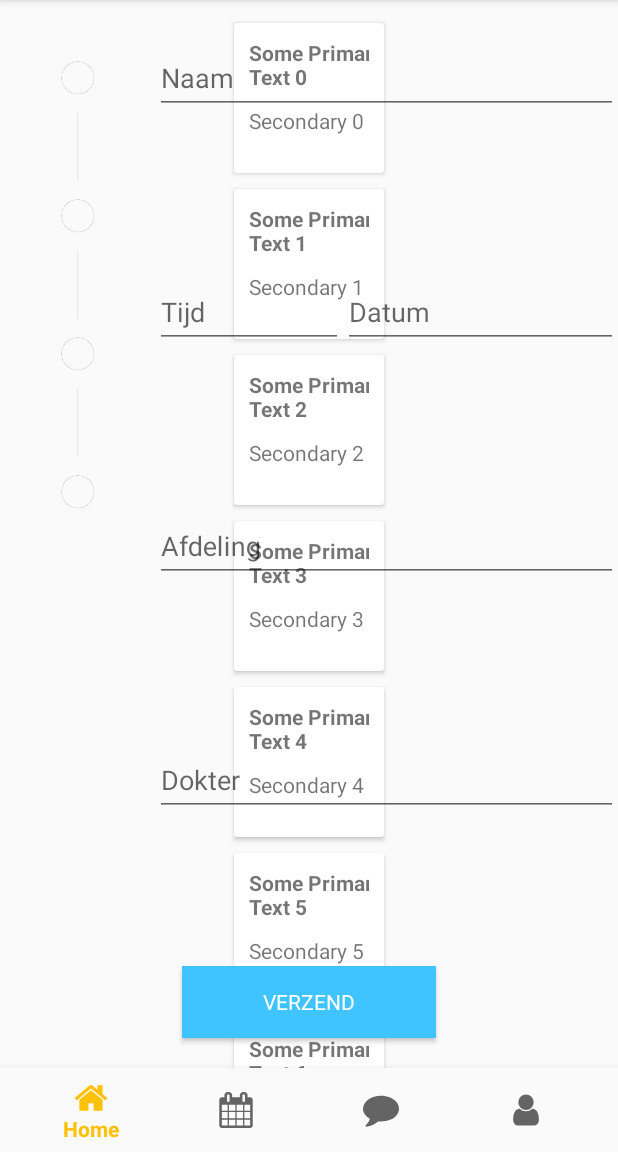
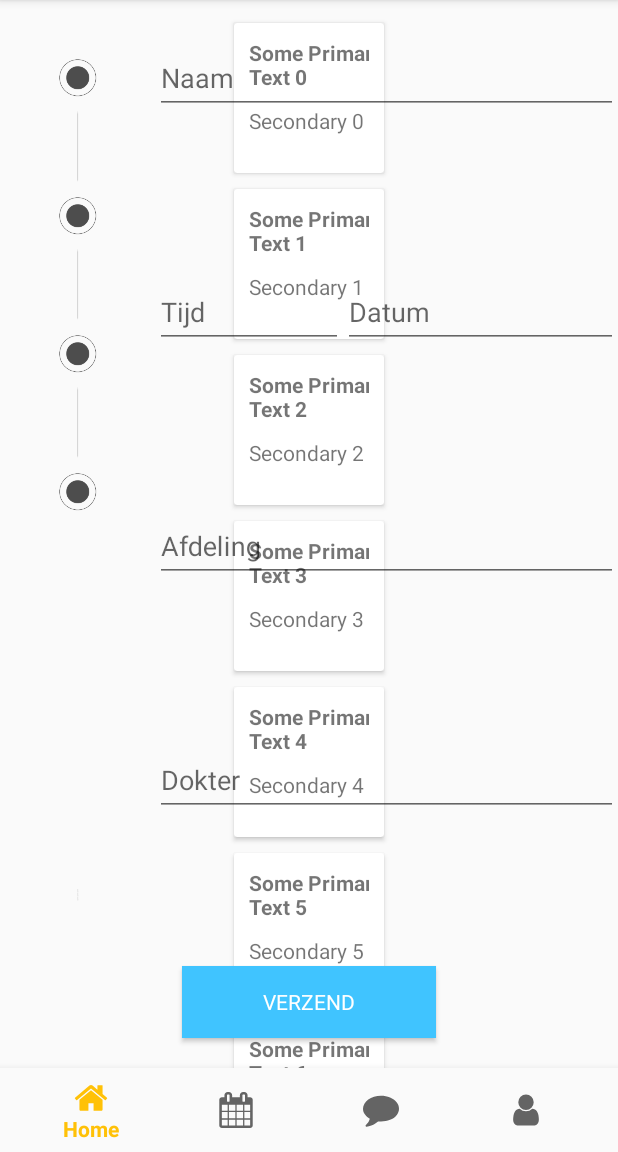
Before and after one commit to johnbaaij/ipmedt-4, an Android app: the fragment Calendar placed in its activity, on a phone screen of 412 x 824 dp, the part 84-1236 px from its top. Run offline under Robolectric (Android 15) with nearby library versions, the phone set to English and light mode, and no system bars.

Commit message:
added full orbs

```diff
--- a/app/src/main/res/layout/calendar_layout.xml
+++ b/app/src/main/res/layout/calendar_layout.xml
@@ -25,20 +25,36 @@
 
 
             <ImageView
-                android:id="@+id/oneEmptyOrb"
+                android:id="@+id/oneFullOrb"
                 android:layout_width="wrap_content"
                 android:layout_height="wrap_content"
+                android:layout_marginEnd="8dp"
                 android:layout_marginLeft="8dp"
                 android:layout_marginRight="8dp"
+                android:layout_marginStart="8dp"
                 android:layout_marginTop="16dp"
-                android:scaleType="fitXY"
+                android:scaleType="matrix"
                 app:layout_constraintLeft_toLeftOf="parent"
                 app:layout_constraintRight_toRightOf="parent"
                 app:layout_constraintTop_toTopOf="parent"
+                app:srcCompat="@drawable/calprogress_full_orb" />
+
+            <ImageView
+                android:id="@+id/oneEmptyOrb"
+                android:layout_width="wrap_content"
+                android:layout_height="1dp"
+                android:layout_marginEnd="8dp"
+                android:layout_marginLeft="8dp"
+                android:layout_marginRight="8dp"
+                android:layout_marginStart="8dp"
+                android:scaleType="matrix"
+                app:layout_constraintBottom_toTopOf="@+id/oneEmptyLine"
+                app:layout_constraintLeft_toLeftOf="parent"
+                app:layout_constraintRight_toRightOf="parent"
                 app:srcCompat="@drawable/calprogress_empty_orb" />
 
             <ImageView
-                android:id="@+id/oneEmptyLine"
+                android:id="@+id/oneFullLine"
                 android:layout_width="wrap_content"
                 android:layout_height="60dp"
                 android:layout_marginLeft="8dp"
@@ -47,11 +63,25 @@
                 android:scaleType="fitXY"
                 app:layout_constraintLeft_toLeftOf="parent"
                 app:layout_constraintRight_toRightOf="parent"
-                app:layout_constraintTop_toBottomOf="@+id/oneEmptyOrb"
+                app:layout_constraintTop_toBottomOf="@+id/oneFullOrb"
+                app:srcCompat="@drawable/calprogress_full_line" />
+
+            <ImageView
+                android:id="@+id/oneEmptyLine"
+                android:layout_width="wrap_content"
+                android:layout_height="1dp"
+                android:layout_marginEnd="8dp"
+                android:layout_marginLeft="8dp"
+                android:layout_marginRight="8dp"
+                android:layout_marginStart="8dp"
+                android:scaleType="fitXY"
+                app:layout_constraintBottom_toTopOf="@+id/twoEmptyOrb"
+                app:layout_constraintLeft_toLeftOf="parent"
+                app:layout_constraintRight_toRightOf="parent"
                 app:srcCompat="@drawable/calprogress_empty_line" />
 
             <ImageView
-                android:id="@+id/twoEmptyOrb"
+                android:id="@+id/twoFullOrb"
                 android:layout_width="wrap_content"
                 android:layout_height="32dp"
                 android:layout_marginLeft="8dp"
@@ -59,11 +89,24 @@
                 android:layout_marginTop="0dp"
                 app:layout_constraintLeft_toLeftOf="parent"
                 app:layout_constraintRight_toRightOf="parent"
-                app:layout_constraintTop_toBottomOf="@+id/oneEmptyLine"
+                app:layout_constraintTop_toBottomOf="@+id/oneFullLine"
+                app:srcCompat="@drawable/calprogress_full_orb" />
+
+            <ImageView
+                android:id="@+id/twoEmptyOrb"
+                android:layout_width="wrap_content"
+                android:layout_height="1dp"
+                android:layout_marginEnd="8dp"
+                android:layout_marginLeft="8dp"
+                android:layout_marginRight="8dp"
+                android:layout_marginStart="8dp"
+                app:layout_constraintBottom_toTopOf="@+id/twoEmptyLine"
+                app:layout_constraintLeft_toLeftOf="parent"
+                app:layout_constraintRight_toRightOf="parent"
                 app:srcCompat="@drawable/calprogress_empty_orb" />
 
             <ImageView
-                android:id="@+id/twoEmptyLine"
+                android:id="@+id/twoFullLine"
                 android:layout_width="wrap_content"
                 android:layout_height="60dp"
                 android:layout_marginLeft="8dp"
@@ -72,11 +115,25 @@
                 android:scaleType="fitXY"
                 app:layout_constraintLeft_toLeftOf="parent"
                 app:layout_constraintRight_toRightOf="parent"
-                app:layout_constraintTop_toBottomOf="@+id/twoEmptyOrb"
+                app:layout_constraintTop_toBottomOf="@+id/twoFullOrb"
+                app:srcCompat="@drawable/calprogress_full_line" />
+
+            <ImageView
+                android:id="@+id/twoEmptyLine"
+                android:layout_width="wrap_content"
+                android:layout_height="1dp"
+                android:layout_marginEnd="8dp"
+                android:layout_marginLeft="8dp"
+                android:layout_marginRight="8dp"
+                android:layout_marginStart="8dp"
+                android:scaleType="fitXY"
+                app:layout_constraintBottom_toTopOf="@+id/threeEmptyOrb"
+                app:layout_constraintLeft_toLeftOf="parent"
+                app:layout_constraintRight_toRightOf="parent"
                 app:srcCompat="@drawable/calprogress_empty_line" />
 
             <ImageView
-                android:id="@+id/threeEmptyOrb"
+                android:id="@+id/threeFullOrb"
                 android:layout_width="wrap_content"
                 android:layout_height="32dp"
                 android:layout_marginLeft="8dp"
@@ -84,11 +141,24 @@
                 android:layout_marginTop="0dp"
                 app:layout_constraintLeft_toLeftOf="parent"
                 app:layout_constraintRight_toRightOf="parent"
-                app:layout_constraintTop_toBottomOf="@+id/twoEmptyLine"
+                app:layout_constraintTop_toBottomOf="@+id/twoFullLine"
+                app:srcCompat="@drawable/calprogress_full_orb" />
+
+            <ImageView
+                android:id="@+id/threeEmptyOrb"
+                android:layout_width="wrap_content"
+                android:layout_height="1dp"
+                android:layout_marginEnd="8dp"
+                android:layout_marginLeft="8dp"
+                android:layout_marginRight="8dp"
+                android:layout_marginStart="8dp"
+                app:layout_constraintBottom_toTopOf="@+id/threeEmptyLine"
+                app:layout_constraintLeft_toLeftOf="parent"
+                app:layout_constraintRight_toRightOf="parent"
                 app:srcCompat="@drawable/calprogress_empty_orb" />
 
             <ImageView
-                android:id="@+id/threeEmptyLine"
+                android:id="@+id/threeFullLine"
                 android:layout_width="wrap_content"
                 android:layout_height="60dp"
                 android:layout_marginLeft="8dp"
@@ -97,19 +167,47 @@
                 android:scaleType="fitXY"
                 app:layout_constraintLeft_toLeftOf="parent"
                 app:layout_constraintRight_toRightOf="parent"
-                app:layout_constraintTop_toBottomOf="@+id/threeEmptyOrb"
+                app:layout_constraintTop_toBottomOf="@+id/threeFullOrb"
+                app:srcCompat="@drawable/calprogress_full_line" />
+
+            <ImageView
+                android:id="@+id/threeEmptyLine"
+                android:layout_width="wrap_content"
+                android:layout_height="1dp"
+                android:layout_marginEnd="8dp"
+                android:layout_marginLeft="8dp"
+                android:layout_marginRight="8dp"
+                android:layout_marginStart="8dp"
+                android:scaleType="fitXY"
+                app:layout_constraintBottom_toTopOf="@+id/fourEmptyOrb"
+                app:layout_constraintLeft_toLeftOf="parent"
+                app:layout_constraintRight_toRightOf="parent"
                 app:srcCompat="@drawable/calprogress_empty_line" />
 
             <ImageView
-                android:id="@+id/fourEmptyOrb"
+                android:id="@+id/fourFullOrb"
                 android:layout_width="wrap_content"
-                android:layout_height="32dp"
+                android:layout_height="wrap_content"
                 android:layout_marginLeft="8dp"
                 android:layout_marginRight="8dp"
                 android:layout_marginTop="0dp"
                 app:layout_constraintLeft_toLeftOf="parent"
                 app:layout_constraintRight_toRightOf="parent"
-                app:layout_constraintTop_toBottomOf="@+id/threeEmptyLine"
+                app:layout_constraintTop_toBottomOf="@+id/threeFullLine"
+                app:srcCompat="@drawable/calprogress_full_orb" />
+
+            <ImageView
+                android:id="@+id/fourEmptyOrb"
+                android:layout_width="wrap_content"
+                android:layout_height="1dp"
+                android:layout_marginBottom="43dp"
+                android:layout_marginEnd="8dp"
+                android:layout_marginLeft="8dp"
+                android:layout_marginRight="8dp"
+                android:layout_marginStart="8dp"
+                app:layout_constraintBottom_toBottomOf="parent"
+                app:layout_constraintLeft_toLeftOf="parent"
+                app:layout_constraintRight_toRightOf="parent"
                 app:srcCompat="@drawable/calprogress_empty_orb" />
 
         </android.support.constraint.ConstraintLayout>
```
